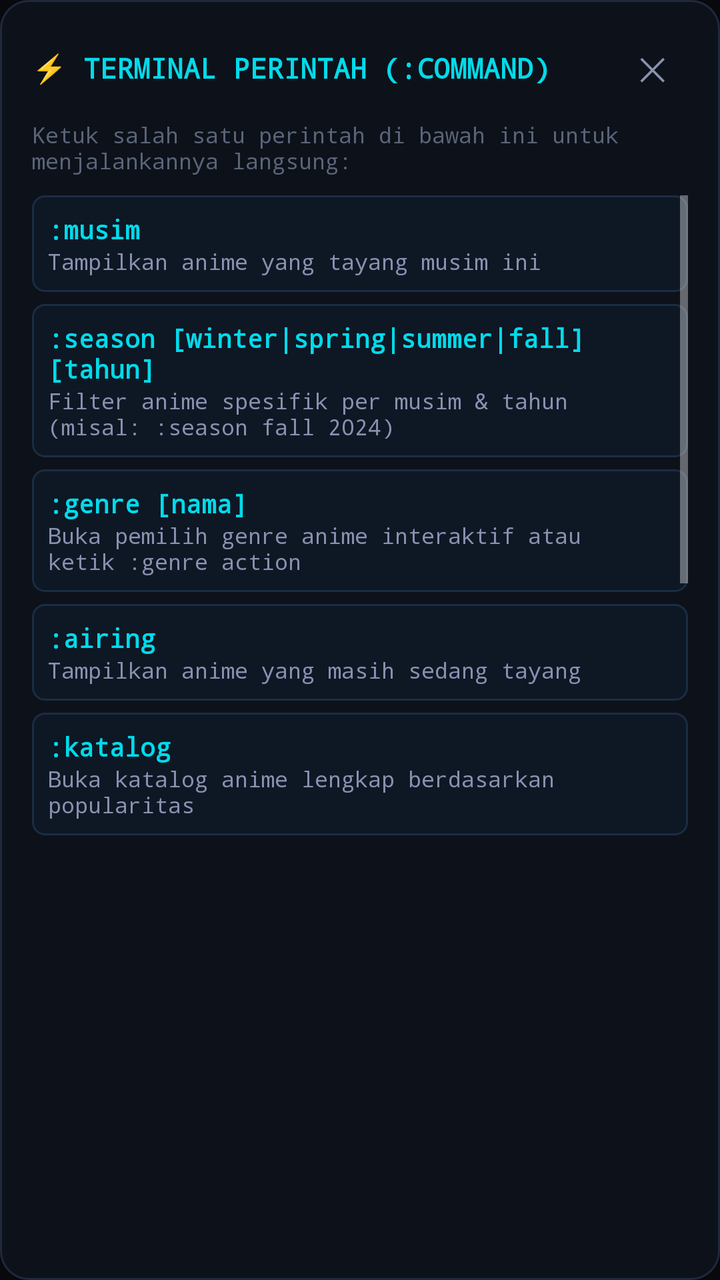
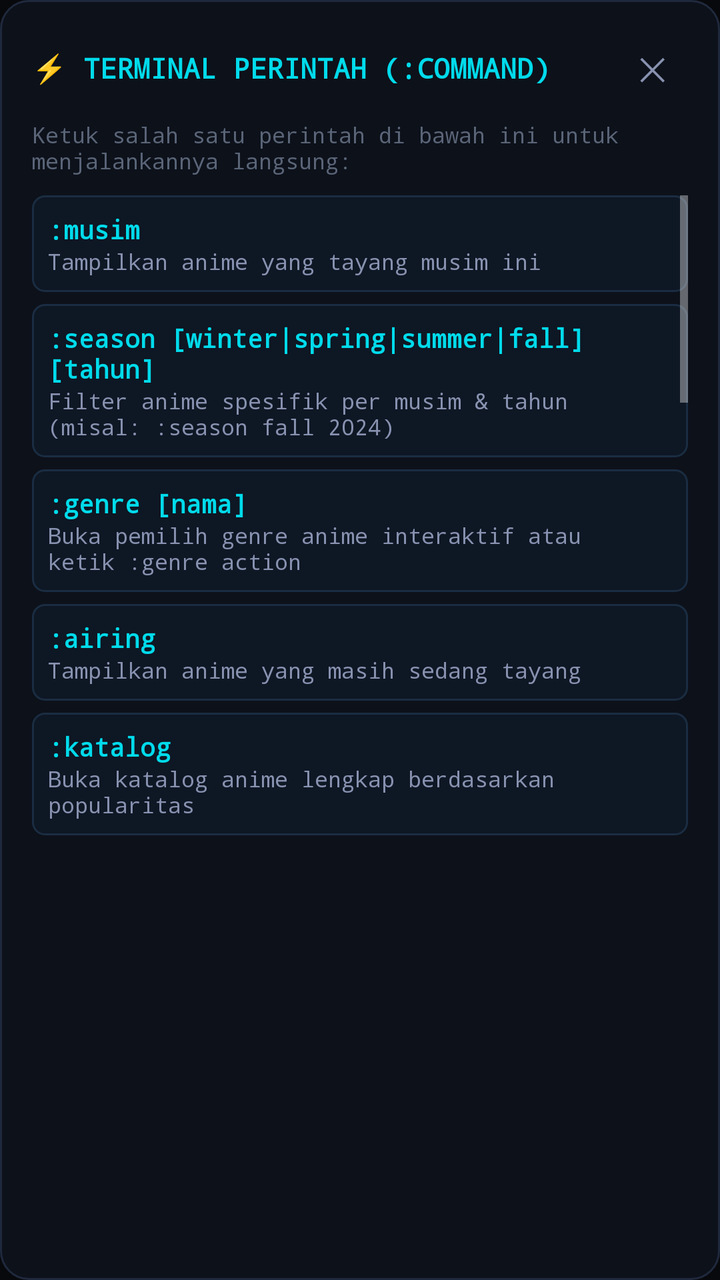

Screens rendered from an Android XML layout before and after an edit, with the pre-edit source and the edit as a unified diff.
<!-- AndroidManifest.xml: application theme Theme.Tatap -->
<!-- res/layout/dialog_command_help.xml -->
<?xml version="1.0" encoding="utf-8"?>
<LinearLayout xmlns:android="http://schemas.android.com/apk/res/android"
    android:layout_width="match_parent"
    android:layout_height="wrap_content"
    android:orientation="vertical"
    android:background="@drawable/bg_dialog_card"
    android:padding="16dp">

    
    <LinearLayout
        android:layout_width="match_parent"
        android:layout_height="wrap_content"
        android:gravity="center_vertical"
        android:paddingBottom="8dp">

        <TextView
            android:layout_width="0dp"
            android:layout_height="wrap_content"
            android:layout_weight="1"
            android:text="⚡ TERMINAL PERINTAH (:COMMAND)"
            android:textColor="#00DBEB"
            android:textSize="14sp"
            android:textStyle="bold"
            android:fontFamily="monospace" />

        <Button
            android:id="@+id/btn_close_help_dialog"
            android:layout_width="36dp"
            android:layout_height="36dp"
            android:background="?attr/selectableItemBackgroundBorderless"
            android:text="✕"
            android:textColor="#8892B0"
            android:textSize="16sp" />
    </LinearLayout>

    <TextView
        android:layout_width="match_parent"
        android:layout_height="wrap_content"
        android:text="Ketuk salah satu perintah di bawah ini untuk menjalankannya langsung:"
        android:textColor="#5A6578"
        android:textSize="11sp"
        android:fontFamily="monospace"
        android:layout_marginBottom="10dp" />

    <ScrollView
        android:layout_width="match_parent"
        android:layout_height="320dp"
        android:scrollbars="vertical">

        <LinearLayout
            android:layout_width="match_parent"
            android:layout_height="wrap_content"
            android:orientation="vertical">

            
            <LinearLayout
                android:id="@+id/cmd_item_musim"
                android:layout_width="match_parent"
                android:layout_height="wrap_content"
                android:background="@drawable/bg_command_tag"
                android:orientation="vertical"
                android:padding="8dp"
                android:layout_marginBottom="6dp">

                <TextView
                    android:layout_width="wrap_content"
                    android:layout_height="wrap_content"
                    android:text=":musim"
                    android:textColor="#00DBEB"
                    android:textSize="13sp"
                    android:textStyle="bold"
                    android:fontFamily="monospace" />

                <TextView
                    android:layout_width="wrap_content"
                    android:layout_height="wrap_content"
                    android:text="Tampilkan anime yang tayang musim ini"
                    android:textColor="#8892B0"
                    android:textSize="11sp"
                    android:fontFamily="monospace" />
            </LinearLayout>

            
            <LinearLayout
                android:id="@+id/cmd_item_season"
                android:layout_width="match_parent"
                android:layout_height="wrap_content"
                android:background="@drawable/bg_command_tag"
                android:orientation="vertical"
                android:padding="8dp"
                android:layout_marginBottom="6dp">

                <TextView
                    android:layout_width="wrap_content"
                    android:layout_height="wrap_content"
                    android:text=":season [winter|spring|summer|fall] [tahun]"
                    android:textColor="#00DBEB"
                    android:textSize="13sp"
                    android:textStyle="bold"
                    android:fontFamily="monospace" />

                <TextView
                    android:layout_width="wrap_content"
                    android:layout_height="wrap_content"
                    android:text="Filter anime spesifik per musim &amp; tahun (misal: :season fall 2024)"
                    android:textColor="#8892B0"
                    android:textSize="11sp"
                    android:fontFamily="monospace" />
            </LinearLayout>

            
            <LinearLayout
                android:id="@+id/cmd_item_genre"
                android:layout_width="match_parent"
                android:layout_height="wrap_content"
                android:background="@drawable/bg_command_tag"
                android:orientation="vertical"
                android:padding="8dp"
                android:layout_marginBottom="6dp">

                <TextView
                    android:layout_width="wrap_content"
                    android:layout_height="wrap_content"
                    android:text=":genre [nama]"
                    android:textColor="#00DBEB"
                    android:textSize="13sp"
                    android:textStyle="bold"
                    android:fontFamily="monospace" />

                <TextView
                    android:layout_width="wrap_content"
                    android:layout_height="wrap_content"
                    android:text="Buka pemilih genre anime interaktif atau ketik :genre action"
                    android:textColor="#8892B0"
                    android:textSize="11sp"
                    android:fontFamily="monospace" />
            </LinearLayout>

            
            <LinearLayout
                android:id="@+id/cmd_item_airing"
                android:layout_width="match_parent"
                android:layout_height="wrap_content"
                android:background="@drawable/bg_command_tag"
                android:orientation="vertical"
                android:padding="8dp"
                android:layout_marginBottom="6dp">

                <TextView
                    android:layout_width="wrap_content"
                    android:layout_height="wrap_content"
                    android:text=":airing"
                    android:textColor="#00DBEB"
                    android:textSize="13sp"
                    android:textStyle="bold"
                    android:fontFamily="monospace" />

                <TextView
                    android:layout_width="wrap_content"
                    android:layout_height="wrap_content"
                    android:text="Tampilkan anime yang masih sedang tayang"
                    android:textColor="#8892B0"
                    android:textSize="11sp"
                    android:fontFamily="monospace" />
            </LinearLayout>

            
            <LinearLayout
                android:id="@+id/cmd_item_katalog"
                android:layout_width="match_parent"
                android:layout_height="wrap_content"
                android:background="@drawable/bg_command_tag"
                android:orientation="vertical"
                android:padding="8dp"
                android:layout_marginBottom="6dp">

                <TextView
                    android:layout_width="wrap_content"
                    android:layout_height="wrap_content"
                    android:text=":katalog"
                    android:textColor="#00DBEB"
                    android:textSize="13sp"
                    android:textStyle="bold"
                    android:fontFamily="monospace" />

                <TextView
                    android:layout_width="wrap_content"
                    android:layout_height="wrap_content"
                    android:text="Buka katalog anime lengkap berdasarkan popularitas"
                    android:textColor="#8892B0"
                    android:textSize="11sp"
                    android:fontFamily="monospace" />
            </LinearLayout>

            
            <LinearLayout
                android:id="@+id/cmd_item_source"
                android:layout_width="match_parent"
                android:layout_height="wrap_content"
                android:background="@drawable/bg_command_tag"
                android:orientation="vertical"
                android:padding="8dp"
                android:layout_marginBottom="6dp">

                <TextView
                    android:layout_width="wrap_content"
                    android:layout_height="wrap_content"
                    android:text=":source [hi|otaku]"
                    android:textColor="#00DBEB"
                    android:textSize="13sp"
                    android:textStyle="bold"
                    android:fontFamily="monospace" />

                <TextView
                    android:layout_width="wrap_content"
                    android:layout_height="wrap_content"
                    android:text="Ganti sumber streaming: HiAnime (Multi-sub) / Otakudesu (Sub Indo)"
                    android:textColor="#8892B0"
                    android:textSize="11sp"
                    android:fontFamily="monospace" />
            </LinearLayout>

            
            <LinearLayout
                android:id="@+id/cmd_item_ping"
                android:layout_width="match_parent"
                android:layout_height="wrap_content"
                android:background="@drawable/bg_command_tag"
                android:orientation="vertical"
                android:padding="8dp"
                android:layout_marginBottom="6dp">

                <TextView
                    android:layout_width="wrap_content"
                    android:layout_height="wrap_content"
                    android:text=":ping"
                    android:textColor="#00DBEB"
                    android:textSize="13sp"
                    android:textStyle="bold"
                    android:fontFamily="monospace" />

                <TextView
                    android:layout_width="wrap_content"
                    android:layout_height="wrap_content"
                    android:text="Periksa latensi &amp; kesehatan backend internal Python"
                    android:textColor="#8892B0"
                    android:textSize="11sp"
                    android:fontFamily="monospace" />
            </LinearLayout>

            
            <LinearLayout
                android:id="@+id/cmd_item_clear"
                android:layout_width="match_parent"
                android:layout_height="wrap_content"
                android:background="@drawable/bg_command_tag"
                android:orientation="vertical"
                android:padding="8dp"
                android:layout_marginBottom="6dp">

                <TextView
                    android:layout_width="wrap_content"
                    android:layout_height="wrap_content"
                    android:text=":clear"
                    android:textColor="#00DBEB"
                    android:textSize="13sp"
                    android:textStyle="bold"
                    android:fontFamily="monospace" />

                <TextView
                    android:layout_width="wrap_content"
                    android:layout_height="wrap_content"
                    android:text="Bersihkan pencarian &amp; reset filter kembali ke musim ini"
                    android:textColor="#8892B0"
                    android:textSize="11sp"
                    android:fontFamily="monospace" />
            </LinearLayout>
        </LinearLayout>
    </ScrollView>
</LinearLayout>
<!-- resources referenced by this layout -->
<resources>
  <!-- drawable bg_command_tag (drawable) -->
  <?xml version="1.0" encoding="utf-8"?>
  <selector xmlns:android="http://schemas.android.com/apk/res/android">
      <item android:state_pressed="true">
          <shape android:shape="rectangle">
              <corners android:radius="6dp" />
              <solid android:color="#00DBEB" />
          </shape>
      </item>
      <item>
          <shape android:shape="rectangle">
              <corners android:radius="6dp" />
              <solid android:color="#0E1724" />
              <stroke
                  android:width="1dp"
                  android:color="#1A2D42" />
          </shape>
      </item>
  </selector>
  <!-- drawable bg_dialog_card (drawable) -->
  <?xml version="1.0" encoding="utf-8"?>
  <shape xmlns:android="http://schemas.android.com/apk/res/android"
      android:shape="rectangle">
      <corners android:radius="14dp" />
      <solid android:color="#0D111A" />
      <stroke
          android:width="1dp"
          android:color="#1F293D" />
  </shape>
  <style name="Theme.Tatap" parent="Theme.MaterialComponents.NoActionBar">
          <item name="colorPrimary">#0e7490</item>
          <item name="colorPrimaryVariant">#08090c</item>
          <item name="colorOnPrimary">#ffffff</item>
          <item name="colorSecondary">#00dbeb</item>
          <item name="android:statusBarColor">#08090c</item>
          <item name="android:navigationBarColor">#08090c</item>
          <item name="android:windowBackground">#08090c</item>
      </style>
</resources>

<!-- the commit's change to res/layout/dialog_command_help.xml (unified diff, before → after) -->
@@ -250,6 +250,202 @@
 
             
             <LinearLayout
+                android:id="@+id/cmd_item_ai"
+                android:layout_width="match_parent"
+                android:layout_height="wrap_content"
+                android:background="@drawable/bg_command_tag"
+                android:orientation="vertical"
+                android:padding="8dp"
+                android:layout_marginBottom="6dp">
+
+                <TextView
+                    android:layout_width="wrap_content"
+                    android:layout_height="wrap_content"
+                    android:text=":ai"
+                    android:textColor="#00DBEB"
+                    android:textSize="13sp"
+                    android:textStyle="bold"
+                    android:fontFamily="monospace" />
+
+                <TextView
+                    android:layout_width="wrap_content"
+                    android:layout_height="wrap_content"
+                    android:text="Buka panel dialog konfigurasi AI Translate &amp; Preset API Key"
+                    android:textColor="#8892B0"
+                    android:textSize="11sp"
+                    android:fontFamily="monospace" />
+            </LinearLayout>
+
+            
+            <LinearLayout
+                android:id="@+id/cmd_item_apikey"
+                android:layout_width="match_parent"
+                android:layout_height="wrap_content"
+                android:background="@drawable/bg_command_tag"
+                android:orientation="vertical"
+                android:padding="8dp"
+                android:layout_marginBottom="6dp">
+
+                <TextView
+                    android:layout_width="wrap_content"
+                    android:layout_height="wrap_content"
+                    android:text=":apikey [key]"
+                    android:textColor="#00DBEB"
+                    android:textSize="13sp"
+                    android:textStyle="bold"
+                    android:fontFamily="monospace" />
+
+                <TextView
+                    android:layout_width="wrap_content"
+                    android:layout_height="wrap_content"
+                    android:text="Periksa status API key atau simpan key AI (Gemini, Groq, Ollama, OpenAI)"
+                    android:textColor="#8892B0"
+                    android:textSize="11sp"
+                    android:fontFamily="monospace" />
+            </LinearLayout>
+
+            
+            <LinearLayout
+                android:id="@+id/cmd_item_gemini"
+                android:layout_width="match_parent"
+                android:layout_height="wrap_content"
+                android:background="@drawable/bg_command_tag"
+                android:orientation="vertical"
+                android:padding="8dp"
+                android:layout_marginBottom="6dp">
+
+                <TextView
+                    android:layout_width="wrap_content"
+                    android:layout_height="wrap_content"
+                    android:text=":gemini &lt;key&gt;"
+                    android:textColor="#00DBEB"
+                    android:textSize="13sp"
+                    android:textStyle="bold"
+                    android:fontFamily="monospace" />
+
+                <TextView
+                    android:layout_width="wrap_content"
+                    android:layout_height="wrap_content"
+                    android:text="Preset Google AI Studio (Model gemini-3.1-flash-lite)"
+                    android:textColor="#8892B0"
+                    android:textSize="11sp"
+                    android:fontFamily="monospace" />
+            </LinearLayout>
+
+            
+            <LinearLayout
+                android:id="@+id/cmd_item_groq"
+                android:layout_width="match_parent"
+                android:layout_height="wrap_content"
+                android:background="@drawable/bg_command_tag"
+                android:orientation="vertical"
+                android:padding="8dp"
+                android:layout_marginBottom="6dp">
+
+                <TextView
+                    android:layout_width="wrap_content"
+                    android:layout_height="wrap_content"
+                    android:text=":groq &lt;key&gt;"
+                    android:textColor="#00DBEB"
+                    android:textSize="13sp"
+                    android:textStyle="bold"
+                    android:fontFamily="monospace" />
+
+                <TextView
+                    android:layout_width="wrap_content"
+                    android:layout_height="wrap_content"
+                    android:text="Preset Groq Cloud gratis (Model llama-3.3-70b-versatile)"
+                    android:textColor="#8892B0"
+                    android:textSize="11sp"
+                    android:fontFamily="monospace" />
+            </LinearLayout>
+
+            
+            <LinearLayout
+                android:id="@+id/cmd_item_ollama"
+                android:layout_width="match_parent"
+                android:layout_height="wrap_content"
+                android:background="@drawable/bg_command_tag"
+                android:orientation="vertical"
+                android:padding="8dp"
+                android:layout_marginBottom="6dp">
+
+                <TextView
+                    android:layout_width="wrap_content"
+                    android:layout_height="wrap_content"
+                    android:text=":ollama &lt;key&gt;"
+                    android:textColor="#00DBEB"
+                    android:textSize="13sp"
+                    android:textStyle="bold"
+                    android:fontFamily="monospace" />
+
+                <TextView
+                    android:layout_width="wrap_content"
+                    android:layout_height="wrap_content"
+                    android:text="Preset Ollama Cloud (Model gpt-oss:20b)"
+                    android:textColor="#8892B0"
+                    android:textSize="11sp"
+                    android:fontFamily="monospace" />
+            </LinearLayout>
+
+            
+            <LinearLayout
+                android:id="@+id/cmd_item_model"
+                android:layout_width="match_parent"
+                android:layout_height="wrap_content"
+                android:background="@drawable/bg_command_tag"
+                android:orientation="vertical"
+                android:padding="8dp"
+                android:layout_marginBottom="6dp">
+
+                <TextView
+                    android:layout_width="wrap_content"
+                    android:layout_height="wrap_content"
+                    android:text=":model [nama]"
+                    android:textColor="#00DBEB"
+                    android:textSize="13sp"
+                    android:textStyle="bold"
+                    android:fontFamily="monospace" />
+
+                <TextView
+                    android:layout_width="wrap_content"
+                    android:layout_height="wrap_content"
+                    android:text="Lihat atau ganti model LLM yang digunakan untuk translate"
+                    android:textColor="#8892B0"
+                    android:textSize="11sp"
+                    android:fontFamily="monospace" />
+            </LinearLayout>
+
+            
+            <LinearLayout
+                android:id="@+id/cmd_item_logs"
+                android:layout_width="match_parent"
+                android:layout_height="wrap_content"
+                android:background="@drawable/bg_command_tag"
+                android:orientation="vertical"
+                android:padding="8dp"
+                android:layout_marginBottom="6dp">
+
+                <TextView
+                    android:layout_width="wrap_content"
+                    android:layout_height="wrap_content"
+                    android:text=":logs"
+                    android:textColor="#00DBEB"
+                    android:textSize="13sp"
+                    android:textStyle="bold"
+                    android:fontFamily="monospace" />
+
+                <TextView
+                    android:layout_width="wrap_content"
+                    android:layout_height="wrap_content"
+                    android:text="Buka riwayat log aktivitas penerjemahan subtitle VTT"
+                    android:textColor="#8892B0"
+                    android:textSize="11sp"
+                    android:fontFamily="monospace" />
+            </LinearLayout>
+
+            
+            <LinearLayout
                 android:id="@+id/cmd_item_clear"
                 android:layout_width="match_parent"
                 android:layout_height="wrap_content"
